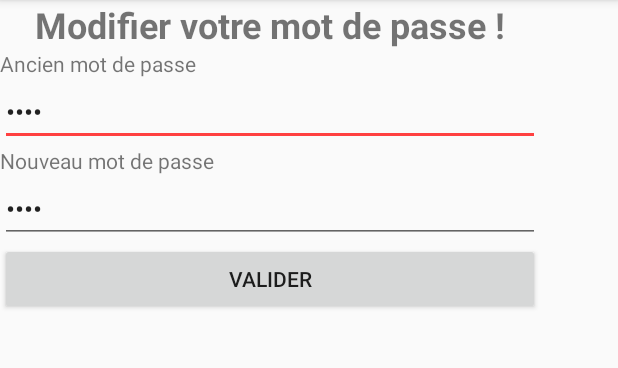
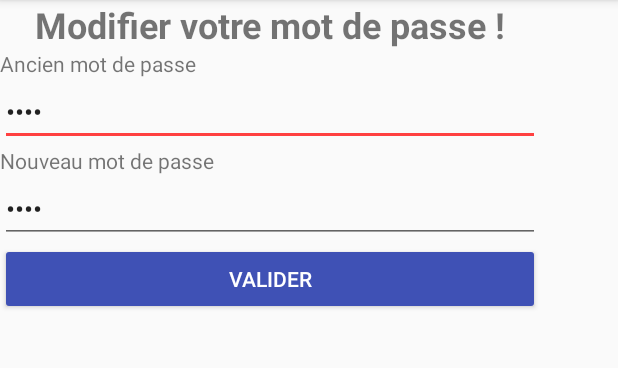
Before and after one commit to BonnefoyC/Projet_if26_android, an Android app: the ModifierMdp screen opened directly, with no data from a screen before it, on a phone screen of 412 x 824 dp, the part 84-452 px from its top. Run offline under Robolectric (Android 15) with nearby library versions, the phone set to English and light mode, and no system bars.

Commit message:
ADD : Début dev modification mdp.

```diff
--- a/app/src/main/java/fr/clbonnefoy1/projet_if26_android/ModifierMdp.java
+++ b/app/src/main/java/fr/clbonnefoy1/projet_if26_android/ModifierMdp.java
@@ -1,13 +1,73 @@
 package fr.clbonnefoy1.projet_if26_android;
 
+import android.content.Context;
 import android.support.v7.app.AppCompatActivity;
 import android.os.Bundle;
+import android.view.View;
+import android.widget.Button;
+import android.widget.EditText;
+import android.widget.LinearLayout;
 
 public class ModifierMdp extends AppCompatActivity {
+
+    private Context mContext;
+
+    private LinearLayout ll_mdp;
+    private EditText et_ancien_mdp;
+    private EditText et_nouveau_mdp;
+    private Button bt_mdp;
+
+    private LinearLayout ll_num_temp;
+    private EditText et_num_temp;
+    private Button bt_num_temp;
+    private Button bt_mail;
 
     @Override
     protected void onCreate(Bundle savedInstanceState) {
         super.onCreate(savedInstanceState);
         setContentView(R.layout.activity_modifier_mdp);
+
+        ll_mdp = (LinearLayout)findViewById(R.id.ll_mdp);
+        et_ancien_mdp = (EditText)findViewById(R.id.et_ancien_mdp);
+        et_nouveau_mdp = (EditText)findViewById(R.id.et_nouveau_mdp);
+        bt_mdp = (Button)findViewById(R.id.bt_mdp);
+
+        ll_num_temp = (LinearLayout)findViewById(R.id.ll_num_temp);
+        et_num_temp = (EditText)findViewById(R.id.et_num_temp);
+        bt_num_temp = (Button)findViewById(R.id.bt_num_temp);
+        bt_mail = (Button)findViewById(R.id.bt_mail);
+
+        bt_mdp.setOnClickListener(new View.OnClickListener() {
+            @Override
+            public void onClick(View v) {
+
+                //descativate ll_mpd components
+                et_ancien_mdp.setEnabled(false);
+                et_nouveau_mdp.setEnabled(false);
+                bt_mdp.setClickable(false);
+
+                ll_num_temp.setVisibility(View.VISIBLE);
+
+            }
+        });
+
+        bt_num_temp.setOnClickListener(new View.OnClickListener() {
+            @Override
+            public void onClick(View v) {
+
+            }
+        });
+
+        bt_mail.setOnClickListener(new View.OnClickListener() {
+            @Override
+            public void onClick(View v) {
+
+            }
+        });
     }
+
+    private void sendEmail(){
+        //TODO
+    }
+
 }
--- a/app/src/main/res/layout/activity_modifier_mdp.xml
+++ b/app/src/main/res/layout/activity_modifier_mdp.xml
@@ -62,14 +62,19 @@
                 android:id="@+id/bt_mdp"
                 android:layout_width="match_parent"
                 android:layout_height="wrap_content"
-                android:text="Valider" />
+                android:backgroundTint="@color/colorPrimary"
+                android:text="Valider"
+                android:textColor="@android:color/background_light" />
         </LinearLayout>
 
         <LinearLayout
             android:id="@+id/ll_num_temp"
             android:layout_width="match_parent"
-            android:layout_height="match_parent"
+            android:layout_height="wrap_content"
+            android:layout_margin="10dp"
+            android:backgroundTint="@color/cardview_shadow_end_color"
             android:orientation="vertical"
+            android:padding="5dp"
             android:visibility="invisible">
 
             <TextView
@@ -91,7 +96,26 @@
                 android:id="@+id/bt_num_temp"
                 android:layout_width="match_parent"
                 android:layout_height="wrap_content"
-                android:text="Valider" />
+                android:backgroundTint="@color/colorPrimary"
+                android:text="Valider"
+                android:textColor="@android:color/background_light"
+                android:textStyle="bold" />
+
+            <TextView
+                android:id="@+id/textView27"
+                android:layout_width="match_parent"
+                android:layout_height="wrap_content"
+                android:text="Si vous n'avez pas reçu de mail, vous pouvez le renvoyer en utilisant le bouton suivant." />
+
+            <Button
+                android:id="@+id/bt_mail"
+                android:layout_width="match_parent"
+                android:layout_height="wrap_content"
+                android:backgroundTint="@color/colorPrimaryDark"
+                android:text="Renvoyer le mail !"
+                android:textAlignment="center"
+                android:textAllCaps="false"
+                android:textColor="@android:color/background_light" />
         </LinearLayout>
 
     </LinearLayout>
```
